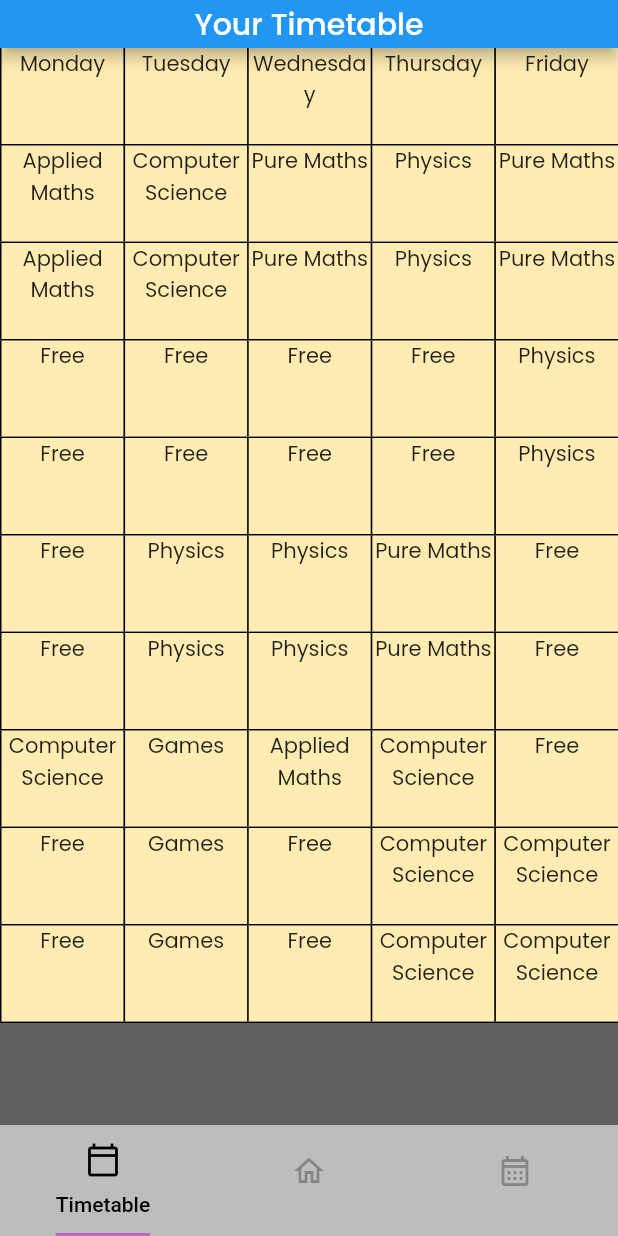
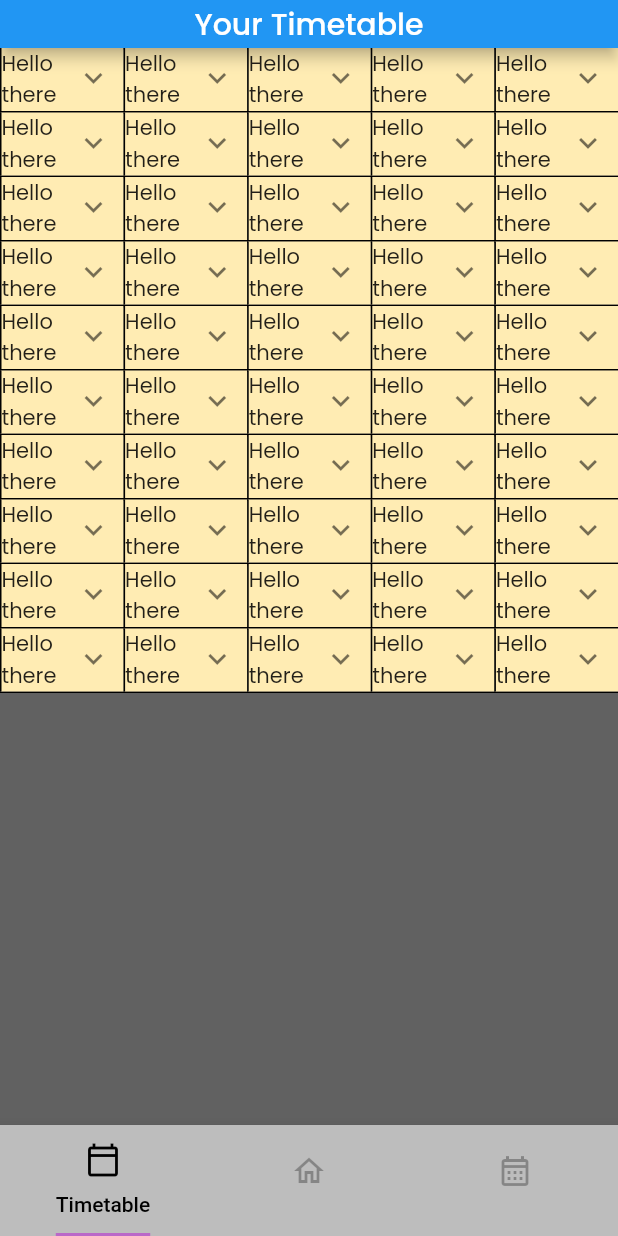
Before and after one commit to whitetxt/planner_app, a Flutter app: the screen it shows after launch, on a phone screen of 412 x 824 dp. Run offline on Flutter 3.47's test engine with Material 2 defaults, Android fonts, the phone set to English and light mode, and no system bars; drawn by our look-alikes of expandable; our stand-ins replace google_fonts.

Commit message:
Added comments + changed timetables again

```diff
--- a/lib/main.dart
+++ b/lib/main.dart
@@ -4,6 +4,7 @@ import 'package:google_fonts/google_fonts.dart';
 import "timetable.dart";
 
 void main() {
+  // This tells flutter to start the app and render stuff.
   runApp(const PlannerApp());
 }
 
@@ -28,6 +29,9 @@ class PlannerApp extends StatelessWidget {
 class Home extends StatefulWidget {
   const Home({Key? key}) : super(key: key);
 
+  // As this widget is stateful (it has a state),
+  // The createState function is needed so that it can be called
+  // Every time the widget (app) needs to be re-rendered.
   @override
   State<Home> createState() => _HomeState();
 }
@@ -35,12 +39,14 @@ class Home extends StatefulWidget {
 class _HomeState extends State<Home> with SingleTickerProviderStateMixin {
   TabController? _tabController;
 
+  // This simply creates the TabController on startup.
   @override
   void initState() {
     super.initState();
     _tabController = TabController(vsync: this, length: 3);
   }
 
+  // And this disposes of the TabController on close.
   @override
   void dispose() {
     _tabController!.dispose();
--- a/lib/timetable.dart
+++ b/lib/timetable.dart
@@ -1,14 +1,36 @@
+import 'package:expandable/expandable.dart';
 import 'package:flutter/material.dart';
 
-class TimetableSlot extends StatelessWidget {
+class TimetableSlot extends StatefulWidget {
   const TimetableSlot(this.text, {Key? key}) : super(key: key);
 
   final String text;
 
   @override
+  State<TimetableSlot> createState() => _TimetableSlotState();
+}
+
+class _TimetableSlotState extends State<TimetableSlot> {
+  ExpandableController? _expController;
+
+  @override
+  void initState() {
+    super.initState();
+    _expController = ExpandableController(initialExpanded: false);
+  }
+
+  @override
+  void dispose() {
+    _expController!.dispose();
+    super.dispose();
+  }
+
+  @override
   Widget build(BuildContext context) {
     return Container(
-      height: 64,
+      constraints: const BoxConstraints(
+        minHeight: 32,
+      ),
       margin: const EdgeInsets.only(
         bottom: 1,
       ),
@@ -18,9 +40,14 @@ class TimetableSlot extends StatelessWidget {
           left: BorderSide(color: Colors.black),
         ),
       ),
-      child: Text(
-        text,
-        textAlign: TextAlign.center,
+      child: ExpandablePanel(
+        header: const Text("Hello there"),
+        collapsed: Container(),
+        expanded: const Text(
+          "aaaaaaaaaaaaaaaaaaaaaaaaaaaaaaaaaaaaaaaaaaaaaaaaaaaaaaaaaaaaaaaaaaaaaaaa",
+          softWrap: true,
+        ),
+        controller: _expController,
       ),
     );
   }
@@ -33,22 +60,9 @@ class Timetable extends StatefulWidget {
   State<Timetable> createState() => _TimetableState();
 }
 
-class _TimetableState extends State<Timetable>
-    with SingleTickerProviderStateMixin {
-  TabController? _tabController;
-
-  @override
-  void initState() {
-    super.initState();
-    _tabController = TabController(vsync: this, length: 3);
-  }
-
-  @override
-  void dispose() {
-    _tabController!.dispose();
-    super.dispose();
-  }
-
+class _TimetableState extends State<Timetable> {
+  // This is a 2D array of subjects in the timetable.
+  // This is the format which the API will return once implemented.
   List<List<String>> subjects = [
     [
       "Applied Maths",
@@ -122,7 +136,7 @@ class _TimetableState extends State<Timetable>
       body: Column(
         children: [
           Table(
-            defaultVerticalAlignment: TableCellVerticalAlignment.middle,
+            defaultVerticalAlignment: TableCellVerticalAlignment.bottom,
             children: [
               ...[
                 const TableRow(
--- a/pubspec.yaml
+++ b/pubspec.yaml
@@ -1,5 +1,5 @@
 name: planner_app
-description: A new Flutter project.
+description: A planner app to assist students with organization.
 
 # The following line prevents the package from being accidentally published to
 # pub.dev using `flutter pub publish`. This is preferred for private packages.
@@ -15,7 +15,7 @@ publish_to: 'none' # Remove this line if you wish to publish to pub.dev
 # In iOS, build-name is used as CFBundleShortVersionString while build-number used as CFBundleVersion.
 # Read more about iOS versioning at
 # https://developer.apple.com/library/archive/documentation/General/Reference/InfoPlistKeyReference/Articles/CoreFoundationKeys.html
-version: 1.0.0+1
+version: 1.0.0+2
 
 environment:
   sdk: ">=2.17.1 <3.0.0"
@@ -35,6 +35,7 @@ dependencies:
   # Use with the CupertinoIcons class for iOS style icons.
   cupertino_icons: ^1.0.2
   google_fonts: ^3.0.1
+  expandable: ^5.0.1
 
 dev_dependencies:
   flutter_test:
```
Also changed, not shown: pubspec.lock.
